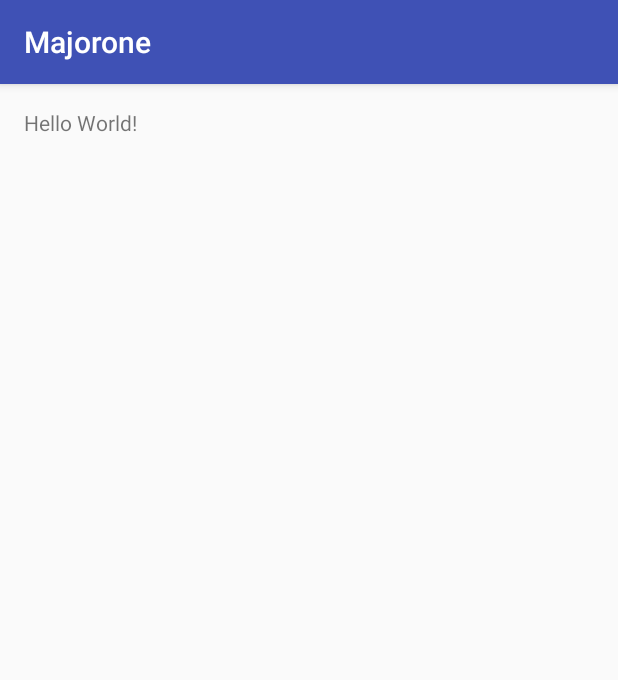
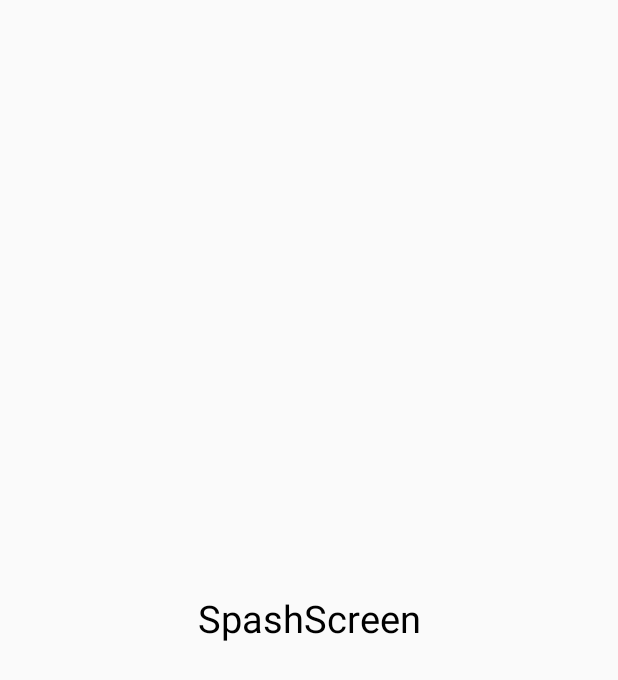
Before and after one commit to absolutely-sam/Majorone, an Android app: the screen it shows after launch (SplashAcitvity), on a phone screen of 412 x 824 dp. Shown: the top 680 px of the screen. Run offline under Robolectric (Android 15) with nearby library versions, the light colour scheme and no system bars.

Commit message:
all files included

```diff
--- a/app/src/main/java/com/jayk/dev/majorone/SplashAcitvity.java
+++ b/app/src/main/java/com/jayk/dev/majorone/SplashAcitvity.java
@@ -9,10 +9,10 @@ package com.jayk.dev.majorone;
 
 //Note:Don't include the code in repository without testing
 
-import android.support.v7.app.AppCompatActivity;
+import android.app.Activity;
 import android.os.Bundle;
 
-public class SplashAcitvity extends AppCompatActivity {
+public class SplashAcitvity extends Activity {
 
    @Override
    protected void onCreate(Bundle savedInstanceState) {
--- a/app/src/main/res/layout/activity_splash_acitvity.xml
+++ b/app/src/main/res/layout/activity_splash_acitvity.xml
@@ -1,5 +1,5 @@
 <?xml version="1.0" encoding="utf-8"?>
-<RelativeLayout
+<FrameLayout
     xmlns:android="http://schemas.android.com/apk/res/android"
     xmlns:tools="http://schemas.android.com/tools"
     android:layout_width="match_parent"
@@ -10,8 +10,15 @@
     android:paddingTop="@dimen/activity_vertical_margin"
     tools:context="com.jayk.dev.majorone.SplashAcitvity">
 
+    <ImageView
+        android:layout_width="match_parent"
+        android:layout_height="match_parent"
+        />
     <TextView
-        android:layout_width="wrap_content"
-        android:layout_height="wrap_content"
-        android:text="Hello World!"/>
-</RelativeLayout>
+        android:layout_width="match_parent"
+        android:layout_height="match_parent"
+        android:gravity="center"
+        android:text="SpashScreen"
+        android:textColor="@android:color/black"
+        android:textSize="25sp"/>
+</FrameLayout>
--- a/app/src/main/res/values/colors.xml
+++ b/app/src/main/res/values/colors.xml
@@ -1,6 +1,11 @@
 <?xml version="1.0" encoding="utf-8"?>
 <resources>
-    <color name="colorPrimary">#3F51B5</color>
-    <color name="colorPrimaryDark">#303F9F</color>
-    <color name="colorAccent">#FF4081</color>
+    <color name="colorPrimary">#03A9F4</color>
+    <color name="colorPrimaryDark">#0288D1</color>
+    <color name="colorAccent">#FF5722</color>
+    <color name="colorPrimaryDarkLight">#B3E5FC</color>
+    <color name="colorTextIcons">#FFFFFF</color>
+    <color name="colorPrimaryText">#212121</color>
+    <color name="colorSecondaryText">#727272</color>
+    <color name="colorDivider">#B6B6B6</color>
 </resources>
```
